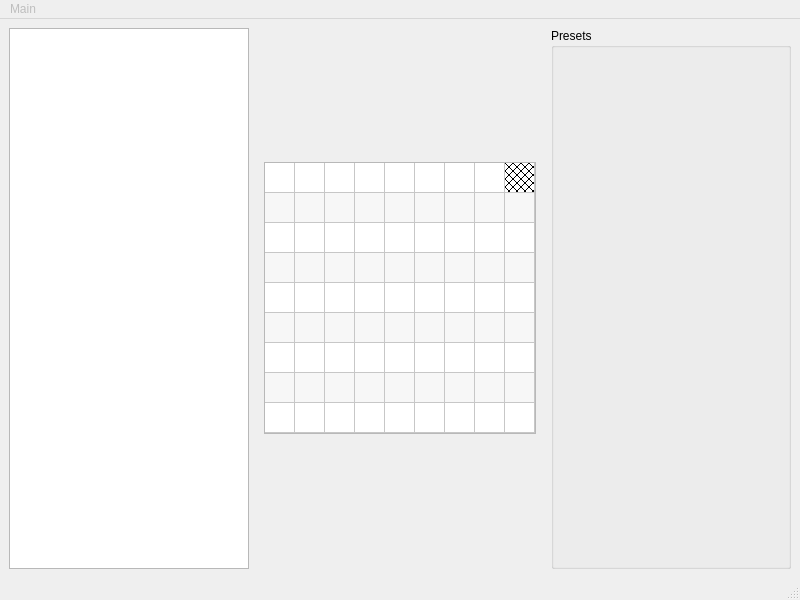
Qt form launkey/src/launkey/mainwindow.ui (Ja-Tar/Launkey) before a commit.
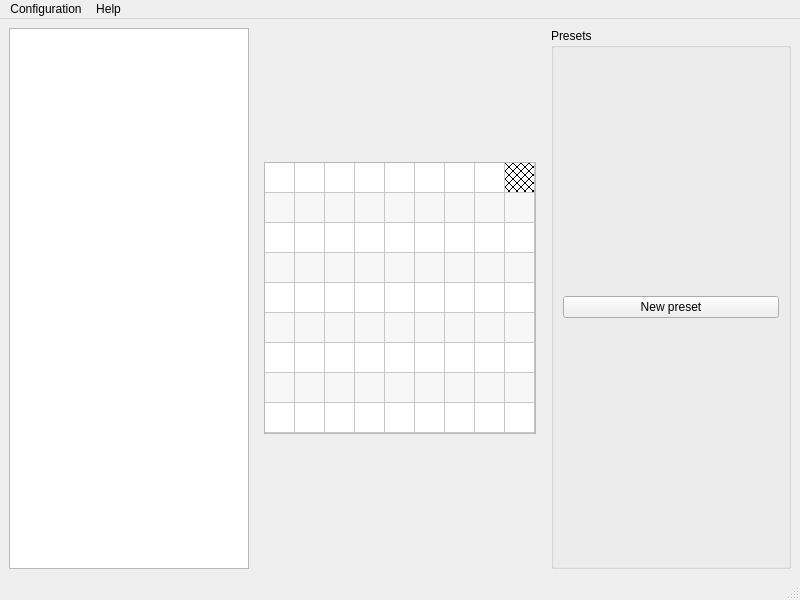
The same form after that commit.

Patch:
```diff
--- a/launkey/src/launkey/mainwindow.ui
+++ b/launkey/src/launkey/mainwindow.ui
@@ -228,6 +228,24 @@
       <property name="title">
        <string>Presets</string>
       </property>
+      <layout class="QGridLayout" name="gridLayout">
+       <item row="0" column="0">
+        <widget class="QPushButton" name="buttonNew">
+         <property name="sizePolicy">
+          <sizepolicy hsizetype="Minimum" vsizetype="Fixed">
+           <horstretch>0</horstretch>
+           <verstretch>0</verstretch>
+          </sizepolicy>
+         </property>
+         <property name="cursor">
+          <cursorShape>PointingHandCursor</cursorShape>
+         </property>
+         <property name="text">
+          <string>New preset</string>
+         </property>
+        </widget>
+       </item>
+      </layout>
      </widget>
     </item>
    </layout>
@@ -235,7 +253,7 @@
   <widget class="QStatusBar" name="statusbar"/>
   <widget class="QMenuBar" name="menubar">
    <property name="enabled">
-    <bool>false</bool>
+    <bool>true</bool>
    </property>
    <property name="geometry">
     <rect>
@@ -245,12 +263,19 @@
      <height>21</height>
     </rect>
    </property>
-   <widget class="QMenu" name="menuMain">
+   <widget class="QMenu" name="menuKonfig">
     <property name="title">
-     <string>Main</string>
+     <string>Configuration</string>
     </property>
    </widget>
-   <addaction name="menuMain"/>
+   <widget class="QMenu" name="menuHelp">
+    <property name="title">
+     <string>Help</string>
+    </property>
+    <addaction name="actionAbout"/>
+   </widget>
+   <addaction name="menuKonfig"/>
+   <addaction name="menuHelp"/>
   </widget>
  </widget>
  <resources/>
```
Left out of the diff: 33 changed lines with no effect on the pictures.
